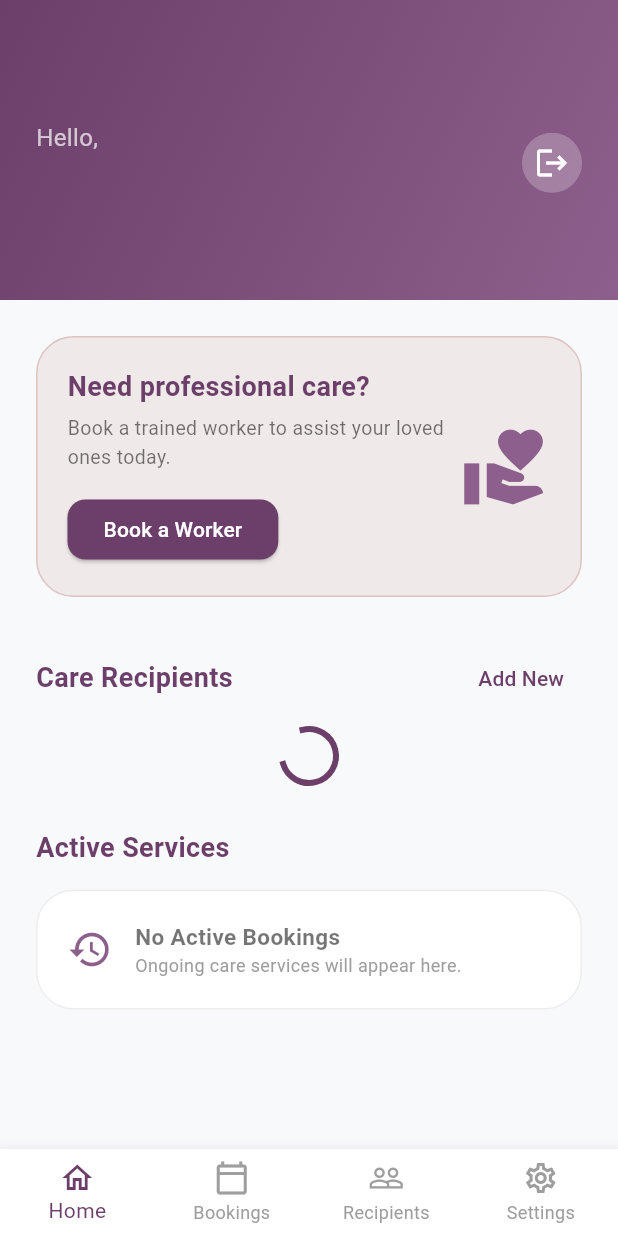
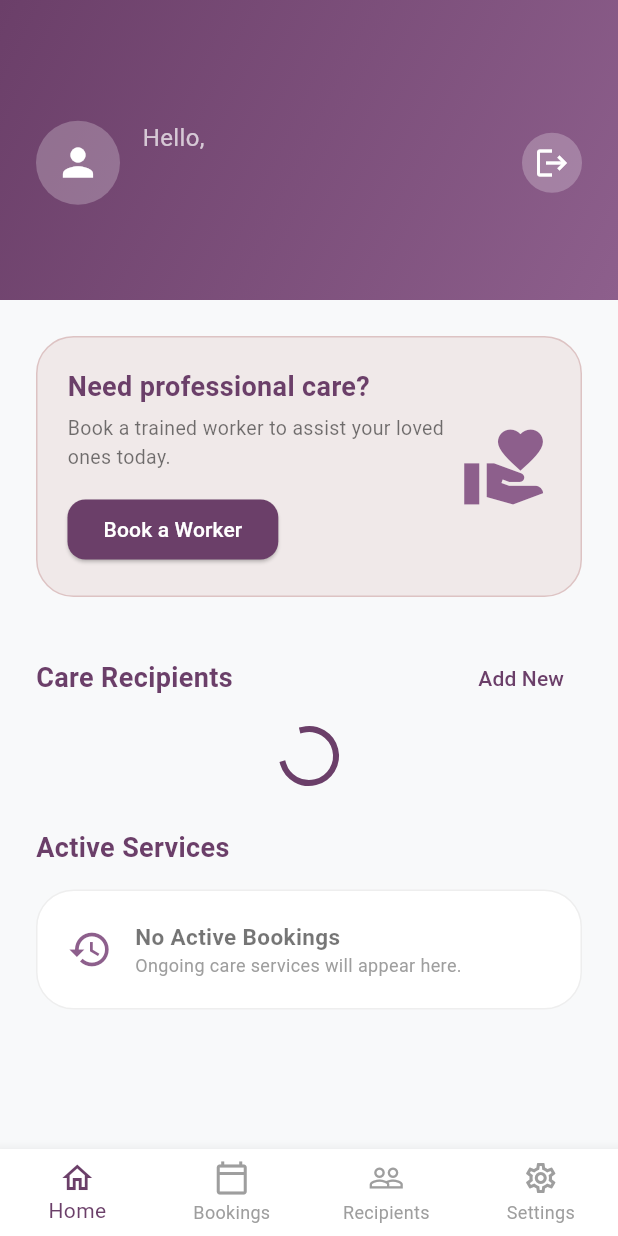
Before and after one commit to ApocalypsePhoenix/CareConnect, a Flutter app: the ClientDashboard screen opened directly with empty values, on a phone screen of 412 x 824 dp. Run offline on Flutter 3.47's test engine with Material 3 defaults, Android fonts, the phone set to English and light mode, and no system bars; our stand-ins replace google_sign_in, image_picker.

Commit message:
add profile picture and display in client dashboard

```diff
--- a/careconnect/lib/view/client_dashboard.dart
+++ b/careconnect/lib/view/client_dashboard.dart
@@ -26,7 +26,10 @@ class _ClientDashboardState extends State<ClientDashboard> {
     if (mounted) {
       setState(() {
         if (result['success']) {
-          _recipients = result['recipients'];
+          // Filter out the recipient if the relationship is 'Self'
+          _recipients = (result['recipients'] as List)
+              .where((recipient) => recipient['relationship'].toString().toLowerCase() != 'self')
+              .toList();
         }
         _isLoading = false;
       });
@@ -108,13 +111,40 @@ class _ClientDashboardState extends State<ClientDashboard> {
                       Row(
                         mainAxisAlignment: MainAxisAlignment.spaceBetween,
                         children: [
-                          Column(
-                            crossAxisAlignment: CrossAxisAlignment.start,
-                            children: [
-                              const Text('Hello,', style: TextStyle(color: Colors.white70, fontSize: 16)),
-                              Text(widget.user['name'], style: const TextStyle(color: Colors.white, fontSize: 24, fontWeight: FontWeight.bold)),
-                            ],
+                          Expanded(
+                            child: Row(
+                              children: [
+                                // Profile Picture Avatar
+                                CircleAvatar(
+                                  radius: 28,
+                                  backgroundColor: Colors.white24,
+                                  backgroundImage: (widget.user['profile_image'] != null && widget.user['profile_image'].toString().isNotEmpty)
+                                      ? NetworkImage('https://arcadiusengine.xyz/careconnect/${widget.user['profile_image']}')
+                                      : null,
+                                  child: (widget.user['profile_image'] == null || widget.user['profile_image'].toString().isEmpty)
+                                      ? const Icon(Icons.person, color: Colors.white, size: 30) // Fallback icon
+                                      : null,
+                                ),
+                                const SizedBox(width: 15),
+                                // Greeting Text
+                                Expanded(
+                                  child: Column(
+                                    crossAxisAlignment: CrossAxisAlignment.start,
+                                    children: [
+                                      const Text('Hello,', style: TextStyle(color: Colors.white70, fontSize: 16)),
+                                      Text(
+                                        widget.user['name'],
+                                        style: const TextStyle(color: Colors.white, fontSize: 24, fontWeight: FontWeight.bold),
+                                        overflow: TextOverflow.ellipsis, // Prevents overflow if name is long
+                                      ),
+                                    ],
+                                  ),
+                                ),
+                              ],
+                            ),
                           ),
+                          const SizedBox(width: 10),
+                          // Logout Button
                           CircleAvatar(
                             backgroundColor: Colors.white24,
                             child: IconButton(
--- a/careconnect/lib/view/recipient_screen.dart
+++ b/careconnect/lib/view/recipient_screen.dart
@@ -26,7 +26,10 @@ class _RecipientScreenState extends State<RecipientScreen> {
     if (mounted) {
       setState(() {
         if (result['success']) {
-          _recipients = result['recipients'];
+          // Filter out the recipient if the relationship is 'Self'
+          _recipients = (result['recipients'] as List)
+              .where((recipient) => recipient['relationship'].toString().toLowerCase() != 'self')
+              .toList();
         }
         _isLoading = false;
       });
--- a/careconnect/pubspec.yaml
+++ b/careconnect/pubspec.yaml
@@ -22,6 +22,9 @@ dependencies:
   # Downgraded and "locked" to 6.1.6 to avoid NDK 27 requirements
   google_sign_in: 6.1.6
 
+  # Added image_picker to allow profile picture selection
+  image_picker: ^1.0.7
+
 dev_dependencies:
   flutter_test:
     sdk: flutter
```
Also changed, not shown: careconnect/lib/view/signup_screen.dart (+56 -7 lines), 7 other files.
